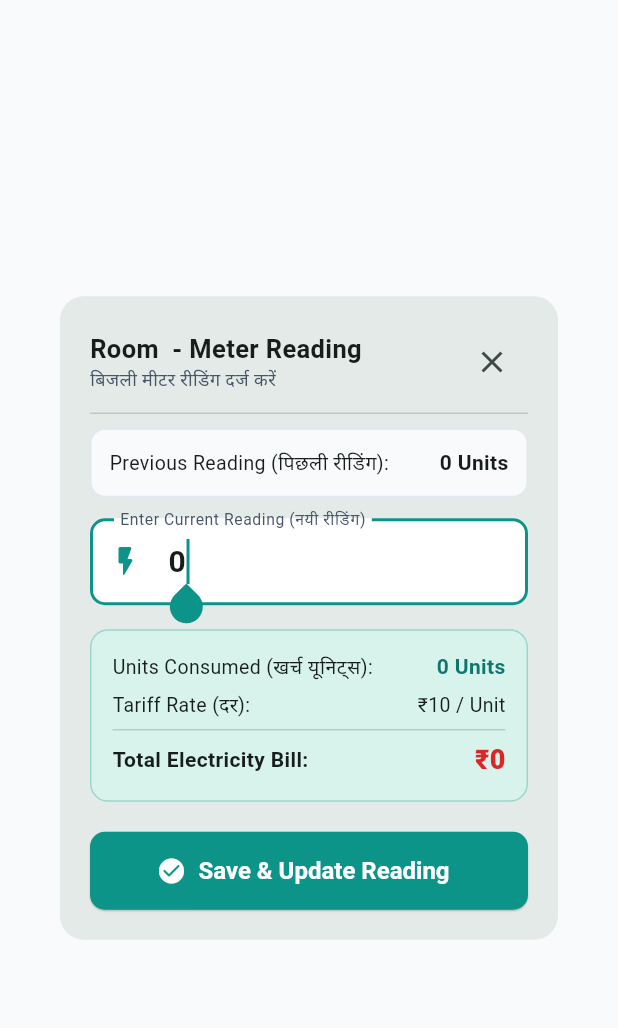
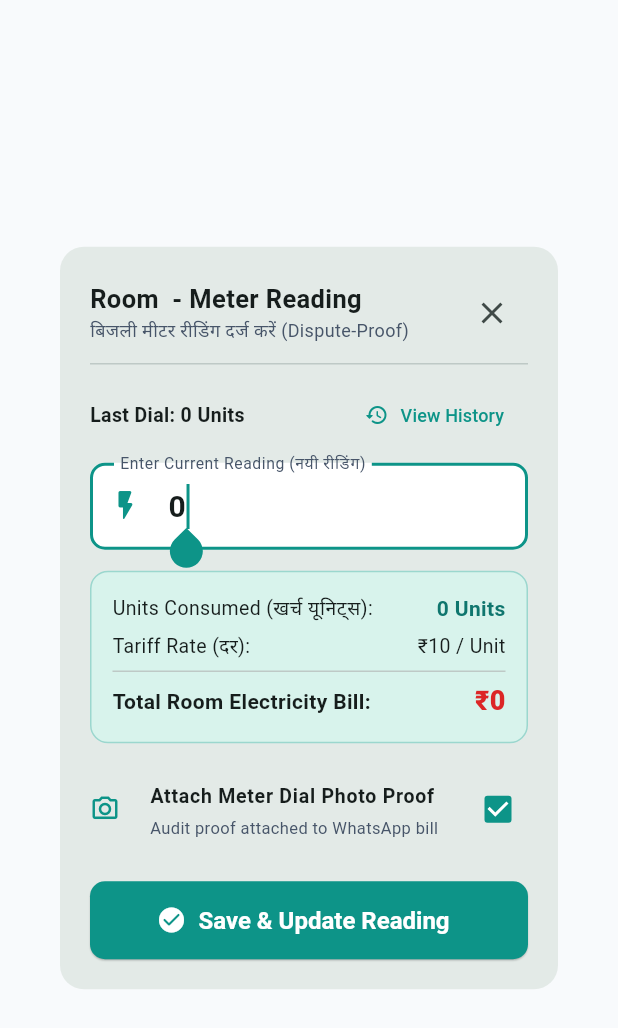
Before and after one commit to GarvZenith/Rent_Manager, a Flutter app: the QuickMeterDialog widget shown alone on an empty page, opened directly with empty values, on a phone screen of 412 x 824 dp. Shown: the top 1028 px of the screen. Run offline on Flutter 3.47's test engine with Material 3 defaults, Android fonts, the phone set to English and light mode, and no system bars; our stand-ins replace flutter_riverpod.

Commit message:
feat(step 6): implement sub-meter electricity calculation engine, surge warning, and audit proof history

```diff
--- /dev/null
+++ b/lib/features/meter/domain/electricity_calculator.dart
@@ -0,0 +1,95 @@
+import 'package:intl/intl.dart';
+
+/// Calculation breakdown result for electricity sub-meters
+class ElectricityBillBreakdown {
+  final double previousReading;
+  final double currentReading;
+  final double unitsConsumed;
+  final double ratePerUnit;
+  final double totalRoomAmount;
+  final int activeTenantsCount;
+  final double perTenantAmount;
+  final bool isSurgeWarning;
+  final double surgePercentage;
+
+  const ElectricityBillBreakdown({
+    required this.previousReading,
+    required this.currentReading,
+    required this.unitsConsumed,
+    required this.ratePerUnit,
+    required this.totalRoomAmount,
+    this.activeTenantsCount = 1,
+    required this.perTenantAmount,
+    this.isSurgeWarning = false,
+    this.surgePercentage = 0.0,
+  });
+
+  /// Generates dispute-proof mathematical string formatted for WhatsApp delivery
+  String toWhatsAppMathString({required String roomNumber}) {
+    final formatCurrency = NumberFormat.currency(locale: 'en_IN', symbol: '₹', decimalDigits: 0);
+
+    final buffer = StringBuffer();
+    buffer.writeln('⚡ *Electricity Sub-Meter Math (Room $roomNumber)*');
+    buffer.writeln('• Previous Reading: ${previousReading.toStringAsFixed(0)} Units');
+    buffer.writeln('• Current Reading: ${currentReading.toStringAsFixed(0)} Units');
+    buffer.writeln('• Units Consumed: *${unitsConsumed.toStringAsFixed(0)} Units*');
+    buffer.writeln('• Tariff Rate: ₹${ratePerUnit.toStringAsFixed(0)} / Unit');
+    buffer.writeln('• Total Room Bill: *${formatCurrency.format(totalRoomAmount)}*');
+
+    if (activeTenantsCount > 1) {
+      buffer.writeln('• Split ($activeTenantsCount Roommates): *${formatCurrency.format(perTenantAmount)} per student*');
+    }
+
+    if (isSurgeWarning) {
+      buffer.writeln('⚠️ _Note: Consumption increased by ${surgePercentage.toStringAsFixed(0)}% compared to last cycle._');
+    }
+
+    return buffer.toString().trim();
+  }
+}
+
+/// Pure domain calculator for sub-meter electricity math, splits & anomaly detection
+class ElectricityCalculator {
+  /// Calculate units, cost, shared splits and check for unusual consumption surges
+  static ElectricityBillBreakdown calculate({
+    required double previousReading,
+    required double currentReading,
+    required double ratePerUnit,
+    int activeTenantsCount = 1,
+    double? lastCycleUnitsConsumed,
+  }) {
+    if (currentReading < previousReading) {
+      throw ArgumentError(
+        'Current reading (${currentReading.toStringAsFixed(0)}) cannot be less than previous reading (${previousReading.toStringAsFixed(0)})',
+      );
+    }
+
+    final unitsConsumed = currentReading - previousReading;
+    final totalRoomAmount = unitsConsumed * ratePerUnit;
+    final validTenants = activeTenantsCount > 0 ? activeTenantsCount : 1;
+    final perTenantAmount = totalRoomAmount / validTenants;
+
+    // Anomaly Surge Detection: If current units > 200% of last cycle units
+    bool isSurge = false;
+    double surgePct = 0.0;
+    if (lastCycleUnitsConsumed != null && lastCycleUnitsConsumed > 10) {
+      final ratio = unitsConsumed / lastCycleUnitsConsumed;
+      if (ratio >= 2.0) {
+        isSurge = true;
+        surgePct = (ratio - 1.0) * 100;
+      }
+    }
+
+    return ElectricityBillBreakdown(
+      previousReading: previousReading,
+      currentReading: currentReading,
+      unitsConsumed: unitsConsumed,
+      ratePerUnit: ratePerUnit,
+      totalRoomAmount: totalRoomAmount,
+      activeTenantsCount: validTenants,
+      perTenantAmount: perTenantAmount,
+      isSurgeWarning: isSurge,
+      surgePercentage: surgePct,
+    );
+  }
+}
--- a/lib/features/room/presentation/quick_meter_dialog.dart
+++ b/lib/features/room/presentation/quick_meter_dialog.dart
@@ -4,9 +4,11 @@ import '../../../../core/database/rent_khata_repository.dart';
 import '../../../../core/theme/app_colors.dart';
 import '../../../../core/utils/currency_formatter.dart';
 import '../../../../core/widgets/app_button.dart';
+import '../../meter/domain/electricity_calculator.dart';
+import '../../meter/presentation/meter_history_dialog.dart';
 import '../models/room_model.dart';
 
-/// Quick interactive modal to record sub-meter reading with instant math calculation
+/// Quick interactive modal to record sub-meter reading with instant math, splits, surge warning & history
 class QuickMeterDialog extends ConsumerStatefulWidget {
   final RoomModel room;
   final double defaultRate;
@@ -26,6 +28,7 @@ class _QuickMeterDialogState extends ConsumerState<QuickMeterDialog> {
   late double _previousReading;
   double _currentReading = 0.0;
   String? _errorMessage;
+  bool _photoProofAttached = true; // Default simulated photo attachment
 
   @override
   void initState() {
@@ -48,7 +51,7 @@ class _QuickMeterDialogState extends ConsumerState<QuickMeterDialog> {
         _errorMessage = 'Invalid reading number';
         _currentReading = _previousReading;
       } else if (parsed < _previousReading) {
-        _errorMessage = 'New reading cannot be less than previous ($_previousReading)';
+        _errorMessage = 'New reading cannot be less than previous (${_previousReading.toStringAsFixed(0)})';
         _currentReading = parsed;
       } else {
         _errorMessage = null;
@@ -64,18 +67,40 @@ class _QuickMeterDialogState extends ConsumerState<QuickMeterDialog> {
           roomId: widget.room.id,
           currentReading: _currentReading,
           ratePerUnit: widget.defaultRate,
+          photoUrl: _photoProofAttached ? 'meter_photo_dial_verified.jpg' : null,
         );
 
     Navigator.of(context).pop();
+
+    ScaffoldMessenger.of(context).showSnackBar(
+      SnackBar(
+        content: Text('Meter reading for Room ${widget.room.roomNumber} updated to ${_currentReading.toStringAsFixed(0)} units!'),
+        backgroundColor: AppColors.statusPaid,
+      ),
+    );
   }
 
   @override
   Widget build(BuildContext context) {
-    final unitsConsumed = _currentReading >= _previousReading ? _currentReading - _previousReading : 0.0;
-    final totalCost = unitsConsumed * widget.defaultRate;
+    final state = ref.watch(rentKhataRepositoryProvider);
+    final previousReadings = state.meterReadings.where((r) => r.roomId == widget.room.id).toList();
+    final lastCycleUnits = previousReadings.isNotEmpty ? previousReadings.last.unitsConsumed : null;
+
+    ElectricityBillBreakdown? breakdown;
+    if (_currentReading >= _previousReading) {
+      breakdown = ElectricityCalculator.calculate(
+        previousReading: _previousReading,
+        currentReading: _currentReading,
+        ratePerUnit: widget.defaultRate,
+        activeTenantsCount: widget.room.occupiedBedCount,
+        lastCycleUnitsConsumed: lastCycleUnits,
+      );
+    }
 
     return Dialog(
       shape: RoundedRectangleBorder(borderRadius: BorderRadius.circular(16)),
+      child: ConstrainedBox(
+        constraints: const BoxConstraints(maxWidth: 480),
         child: SingleChildScrollView(
           padding: const EdgeInsets.all(20),
           child: Column(
@@ -85,7 +110,8 @@ class _QuickMeterDialogState extends ConsumerState<QuickMeterDialog> {
               Row(
                 mainAxisAlignment: MainAxisAlignment.spaceBetween,
                 children: [
-                Column(
+                  Expanded(
+                    child: Column(
                       crossAxisAlignment: CrossAxisAlignment.start,
                       children: [
                         Text(
@@ -93,10 +119,11 @@ class _QuickMeterDialogState extends ConsumerState<QuickMeterDialog> {
                           style: const TextStyle(fontSize: 17, fontWeight: FontWeight.w700),
                         ),
                         const Text(
-                      'बिजली मीटर रीडिंग दर्ज करें',
+                          'बिजली मीटर रीडिंग दर्ज करें (Dispute-Proof)',
                           style: TextStyle(fontSize: 12, color: AppColors.textSecondary),
                         ),
                       ],
+                    ),
                   ),
                   IconButton(
                     onPressed: () => Navigator.of(context).pop(),
@@ -106,26 +133,32 @@ class _QuickMeterDialogState extends ConsumerState<QuickMeterDialog> {
               ),
               const Divider(height: 20),
 
-            // Previous Reading Display
-            Container(
-              padding: const EdgeInsets.all(12),
-              decoration: BoxDecoration(
-                color: AppColors.background,
-                borderRadius: BorderRadius.circular(10),
-                border: Border.all(color: AppColors.border),
-              ),
-              child: Row(
+              // Previous Reading Display & History Link
+              Row(
                 mainAxisAlignment: MainAxisAlignment.spaceBetween,
                 children: [
-                  const Text('Previous Reading (पिछली रीडिंग):', style: TextStyle(fontSize: 13)),
-                  Text(
-                    '${_previousReading.toStringAsFixed(0)} Units',
-                    style: const TextStyle(fontWeight: FontWeight.w700, fontSize: 14),
+                  Expanded(
+                    child: Text(
+                      'Last Dial: ${_previousReading.toStringAsFixed(0)} Units',
+                      style: const TextStyle(fontSize: 13, fontWeight: FontWeight.w600),
+                    ),
+                  ),
+                  TextButton.icon(
+                    onPressed: () {
+                      showDialog(
+                        context: context,
+                        builder: (ctx) => MeterHistoryDialog(
+                          room: widget.room,
+                          ratePerUnit: widget.defaultRate,
+                        ),
+                      );
+                    },
+                    icon: const Icon(Icons.history_rounded, size: 16),
+                    label: const Text('View History', style: TextStyle(fontSize: 12)),
                   ),
                 ],
               ),
-            ),
-            const SizedBox(height: 14),
+              const SizedBox(height: 8),
 
               // Current Reading Input
               TextField(
@@ -140,9 +173,10 @@ class _QuickMeterDialogState extends ConsumerState<QuickMeterDialog> {
                 ),
                 onChanged: _onReadingChanged,
               ),
-            const SizedBox(height: 16),
+              const SizedBox(height: 14),
 
-            // Live Calculation Card
+              // Live Mathematical Proof Card
+              if (breakdown != null)
                 Container(
                   padding: const EdgeInsets.all(14),
                   decoration: BoxDecoration(
@@ -155,9 +189,11 @@ class _QuickMeterDialogState extends ConsumerState<QuickMeterDialog> {
                       Row(
                         mainAxisAlignment: MainAxisAlignment.spaceBetween,
                         children: [
-                      const Text('Units Consumed (खर्च यूनिट्स):', style: TextStyle(fontSize: 13)),
+                          const Expanded(
+                            child: Text('Units Consumed (खर्च यूनिट्स):', style: TextStyle(fontSize: 13)),
+                          ),
                           Text(
-                        '${unitsConsumed.toStringAsFixed(0)} Units',
+                            '${breakdown.unitsConsumed.toStringAsFixed(0)} Units',
                             style: const TextStyle(fontWeight: FontWeight.bold, fontSize: 14, color: AppColors.primaryDark),
                           ),
                         ],
@@ -166,25 +202,86 @@ class _QuickMeterDialogState extends ConsumerState<QuickMeterDialog> {
                       Row(
                         mainAxisAlignment: MainAxisAlignment.spaceBetween,
                         children: [
-                      Text('Tariff Rate (दर):', style: const TextStyle(fontSize: 13)),
+                          const Expanded(
+                            child: Text('Tariff Rate (दर):', style: TextStyle(fontSize: 13)),
+                          ),
                           Text('₹${widget.defaultRate.toStringAsFixed(0)} / Unit', style: const TextStyle(fontSize: 13)),
                         ],
                       ),
+                      if (breakdown.activeTenantsCount > 1) ...[
+                        const SizedBox(height: 6),
+                        Row(
+                          mainAxisAlignment: MainAxisAlignment.spaceBetween,
+                          children: [
+                            Expanded(
+                              child: Text('Split (${breakdown.activeTenantsCount} Roommates):', style: const TextStyle(fontSize: 12, color: AppColors.textSecondary)),
+                            ),
+                            Text(
+                              '${CurrencyFormatter.format(breakdown.perTenantAmount)} / student',
+                              style: const TextStyle(fontSize: 12, fontWeight: FontWeight.bold, color: AppColors.primary),
+                            ),
+                          ],
+                        ),
+                      ],
                       const Divider(height: 14),
                       Row(
                         mainAxisAlignment: MainAxisAlignment.spaceBetween,
                         children: [
-                      const Text('Total Electricity Bill:', style: TextStyle(fontWeight: FontWeight.w700, fontSize: 14)),
+                          const Expanded(
+                            child: Text('Total Room Electricity Bill:', style: TextStyle(fontWeight: FontWeight.w700, fontSize: 14)),
+                          ),
                           Text(
-                        CurrencyFormatter.format(totalCost),
+                            CurrencyFormatter.format(breakdown.totalRoomAmount),
                             style: const TextStyle(fontWeight: FontWeight.w800, fontSize: 18, color: AppColors.statusOverdue),
                           ),
                         ],
                       ),
+
+                      // Surge Anomaly Warning
+                      if (breakdown.isSurgeWarning) ...[
+                        const SizedBox(height: 10),
+                        Container(
+                          padding: const EdgeInsets.all(8),
+                          decoration: BoxDecoration(
+                            color: AppColors.statusOverdueLight,
+                            borderRadius: BorderRadius.circular(6),
+                          ),
+                          child: Row(
+                            children: [
+                              const Icon(Icons.warning_amber_rounded, size: 16, color: AppColors.statusOverdue),
+                              const SizedBox(width: 6),
+                              Expanded(
+                                child: Text(
+                                  'Surge Alert: ${breakdown.surgePercentage.toStringAsFixed(0)}% jump from last month! Check AC/heater.',
+                                  style: const TextStyle(fontSize: 11, color: AppColors.statusOverdue, fontWeight: FontWeight.bold),
+                                ),
+                              ),
                             ],
                           ),
                         ),
-            const SizedBox(height: 20),
+                      ],
+                    ],
+                  ),
+                ),
+              const SizedBox(height: 12),
+
+              // Photo Dial Attachment Toggle
+              CheckboxListTile(
+                contentPadding: EdgeInsets.zero,
+                dense: true,
+                secondary: const Icon(Icons.camera_alt_outlined, size: 20, color: AppColors.primary),
+                title: const Text(
+                  'Attach Meter Dial Photo Proof',
+                  style: TextStyle(fontSize: 13, fontWeight: FontWeight.w600),
+                ),
+                subtitle: const Text(
+                  'Audit proof attached to WhatsApp bill',
+                  style: TextStyle(fontSize: 11, color: AppColors.textSecondary),
+                ),
+                value: _photoProofAttached,
+                onChanged: (val) => setState(() => _photoProofAttached = val ?? true),
+              ),
+              const SizedBox(height: 16),
 
               // Submit Button
               AppButton(
@@ -195,6 +292,7 @@ class _QuickMeterDialogState extends ConsumerState<QuickMeterDialog> {
             ],
           ),
         ),
+      ),
     );
   }
 }
```
Also changed, not shown: lib/features/meter/presentation/meter_history_dialog.dart (added, +251 -0 lines), 2 other files. Lines whose indentation alone changed are shown as unchanged.
